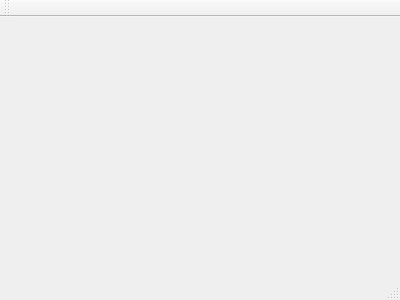
Above: src/mainwindow.ui from wjossowski/lazyfarmer-client before the change. Below: the same form after it.
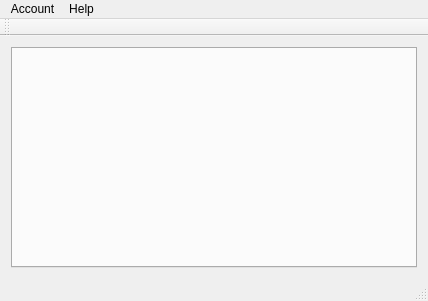
That is the form after the change.

Commit message: Preparing for account manager

What changed in the file:
```diff
--- a/src/mainwindow.ui
+++ b/src/mainwindow.ui
@@ -1,24 +1,87 @@
 <ui version="4.0">
  <class>MainWindow</class>
- <widget class="QMainWindow" name="MainWindow" >
-  <property name="geometry" >
+ <widget class="QMainWindow" name="MainWindow">
+  <property name="geometry">
    <rect>
     <x>0</x>
     <y>0</y>
-    <width>400</width>
-    <height>300</height>
+    <width>428</width>
+    <height>301</height>
    </rect>
   </property>
   <property name="windowTitle" >
    <string>MainWindow</string>
   </property>
-  <widget class="QMenuBar" name="menuBar" />
-  <widget class="QToolBar" name="mainToolBar" />
-  <widget class="QWidget" name="centralWidget" />
-  <widget class="QStatusBar" name="statusBar" />
+  <widget class="QWidget" name="centralWidget">
+   <layout class="QGridLayout" name="gridLayout">
+    <item row="0" column="0">
+     <widget class="QTabWidget" name="tabWidgetAccounts">
+      <property name="tabsClosable">
+       <bool>true</bool>
+      </property>
+     </widget>
+    </item>
+   </layout>
+  </widget>
+  <widget class="QToolBar" name="mainToolBar">
+   <attribute name="toolBarArea">
+    <enum>TopToolBarArea</enum>
+   </attribute>
+   <attribute name="toolBarBreak">
+    <bool>false</bool>
+   </attribute>
+  </widget>
+  <widget class="QStatusBar" name="statusBar"/>
+  <widget class="QMenuBar" name="menuBar">
+   <property name="geometry">
+    <rect>
+     <x>0</x>
+     <y>0</y>
+     <width>428</width>
+     <height>19</height>
+    </rect>
+   </property>
+   <widget class="QMenu" name="menuAccount">
+    <property name="title">
+     <string>Account</string>
+    </property>
+    <addaction name="actionAdd"/>
+    <addaction name="separator"/>
+    <addaction name="actionExit"/>
+   </widget>
+   <widget class="QMenu" name="menuHelp">
+    <property name="title">
+     <string>Help</string>
+    </property>
+    <addaction name="actionAbout"/>
+    <addaction name="separator"/>
+    <addaction name="actionAbout_Qt"/>
+   </widget>
+   <addaction name="menuAccount"/>
+   <addaction name="menuHelp"/>
+  </widget>
+  <action name="actionAdd">
+   <property name="text">
+    <string>Add</string>
+   </property>
+  </action>
+  <action name="actionExit">
+   <property name="text">
+    <string>Exit</string>
+   </property>
+  </action>
+  <action name="actionAbout">
+   <property name="text">
+    <string>About</string>
+   </property>
+  </action>
+  <action name="actionAbout_Qt">
+   <property name="text">
+    <string>About Qt</string>
+   </property>
+  </action>
  </widget>
- <layoutDefault spacing="6" margin="11" />
- <pixmapfunction></pixmapfunction>
+ <layoutdefault spacing="6" margin="11"/>
  <resources/>
  <connections/>
 </ui>
```
Left out of the diff: 3 changed lines with no effect on the pictures. The commit also changes 14 other files.
